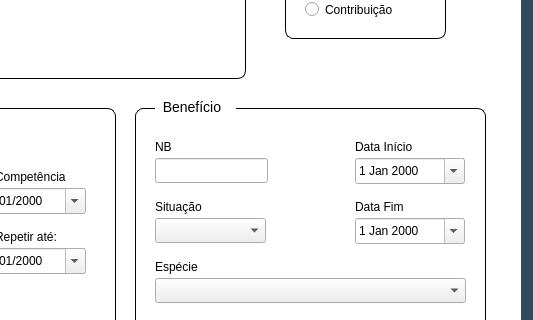
First picture: the form in Telas/UI/insereContrib.ui, repository newprev/PrevCliente, before the edit; both pictures show x 267 to 800 and y 174 to 494 of the 800 by 600 pixel window.
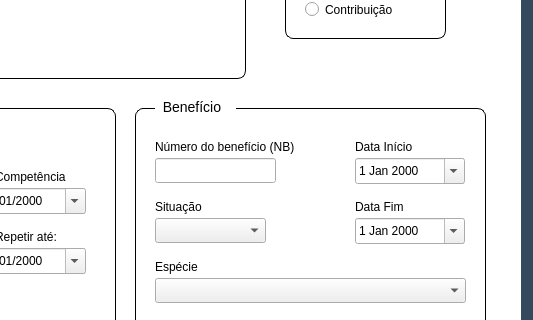
Second picture: the form after the edit. Icons and pictures are not drawn.

```diff
--- a/Telas/UI/insereContrib.ui
+++ b/Telas/UI/insereContrib.ui
@@ -577,12 +577,12 @@
          <rect>
           <x>20</x>
           <y>30</y>
-          <width>91</width>
+          <width>171</width>
           <height>17</height>
          </rect>
         </property>
         <property name="text">
-         <string>NB</string>
+         <string>Número do benefício (NB)</string>
         </property>
        </widget>
        <widget class="QDateEdit" name="dtInicio">
@@ -652,7 +652,7 @@
          <rect>
           <x>20</x>
           <y>50</y>
-          <width>113</width>
+          <width>121</width>
           <height>25</height>
          </rect>
         </property>
```
